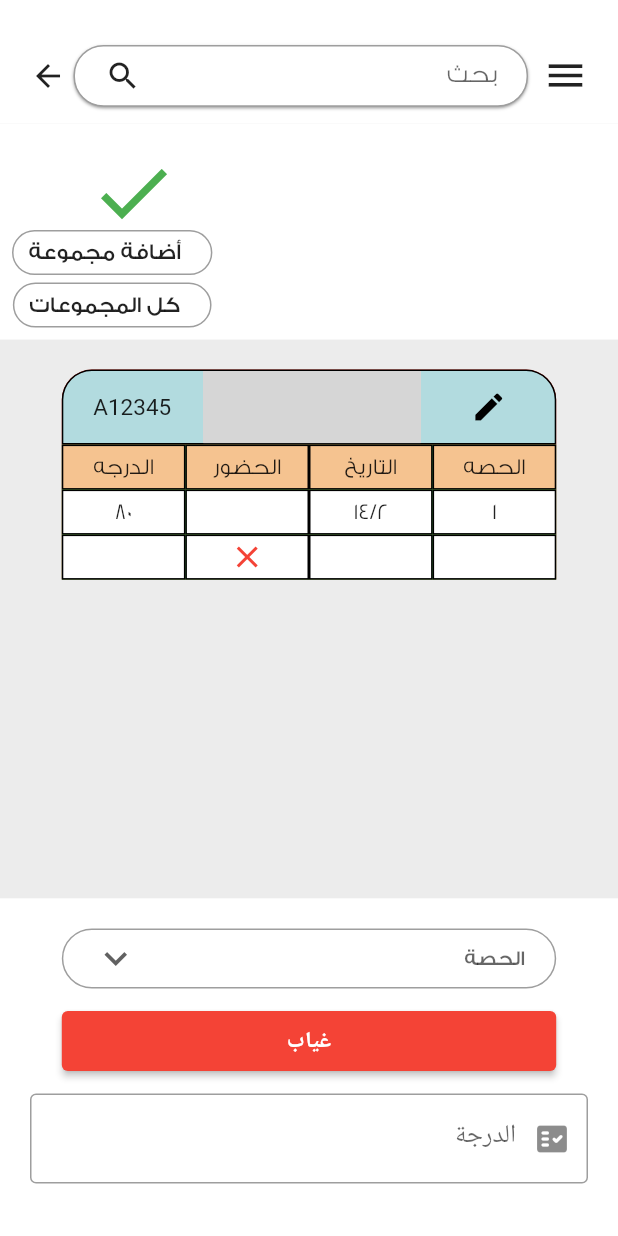
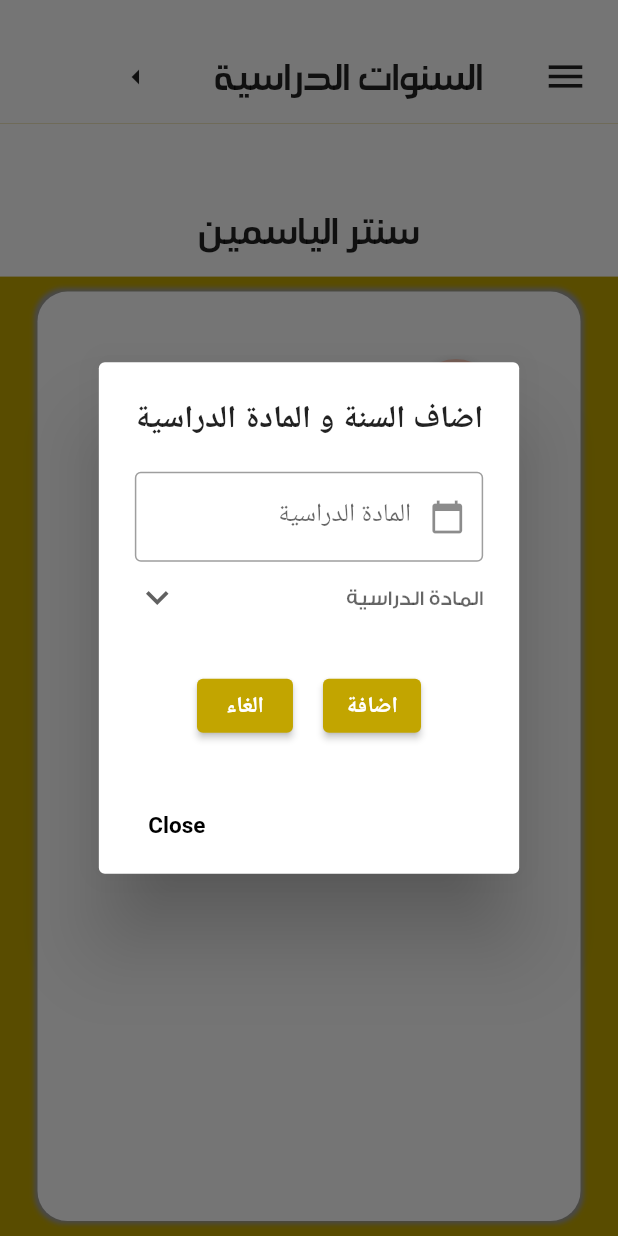
Before and after one commit to mohamedElasar/Attendance, a Flutter app: the screen it shows after launch, after a tap on the "add" icon, on a phone screen of 412 x 824 dp. Run offline on Flutter 3.47's test engine with Material 2 defaults, Android fonts, the phone set to English and light mode, and no system bars; our stand-ins replace data_table_2; missing offline and left inert: searchable_dropdown, smart_select; grey boxes are pictures that could not be loaded.

Commit message:
new_screens

```diff
--- a/lib/constants.dart
+++ b/lib/constants.dart
@@ -4,6 +4,7 @@ import 'package:flutter/material.dart';
 const kbackgroundColor1 = Color(0xffB2DBDF);
 const kbackgroundColor2 = Color(0xffECECEC);
 const kbackgroundColor3 = Color(0xfffff4db);
+const kbackgroundColor4 = Color(0xffc2a500);
 
 const kTextColor1 = Colors.white;
 const kTextColor2 = Colors.grey;
--- a/lib/main.dart
+++ b/lib/main.dart
@@ -1,4 +1,6 @@
+import 'package:attendance/screens/Add_academic_year/Academic_year.dart';
 import 'package:attendance/screens/Add_group/Add_group_Screen.dart';
+import 'package:attendance/screens/Add_subject/Academic_subject.dart';
 import 'package:attendance/screens/Filter_screen.dart/Fliter_Screen_6.dart';
 import 'package:attendance/screens/Single_Student.dart/Single_Student_Screen.dart';
 import 'package:attendance/screens/degrees/Degrees_Screen.dart';
@@ -31,7 +33,9 @@ class MyApp extends StatelessWidget {
         locale: Locale("ar", "AE"),
         debugShowCheckedModeBanner: false,
         title: 'حضور',
-        theme: ThemeData(),
-        home: Degrees_Screen());
+        theme: ThemeData(
+          floatingActionButtonTheme: FloatingActionButtonThemeData(backgroundColor: Colors.deepOrange[100]),
+        ),
+        home: Add_academic_subject());
   }
 }
--- /dev/null
+++ b/lib/screens/Add_academic_year/components/default_form_field.dart
@@ -0,0 +1,42 @@
+import 'package:flutter/material.dart';
+
+Widget defaultFormField({
+  @required TextEditingController? controller,
+  @required TextInputType? type,
+  @required String? text,
+  Function? onSubmit,
+  Function? onChange,
+  @required Function? validate,
+  Function? onTap,
+  @required IconData? prefix,
+  IconData? suffix,
+  bool isPassword = false,
+  bool isClickable = false,
+  Function? suffixpressed,
+  FocusNode? focus ,
+  bool interact =true
+}) =>
+    TextFormField(
+      controller: controller,
+      keyboardType: type,
+      obscureText: isPassword,
+      focusNode: focus,
+      enableInteractiveSelection: interact,
+      // onTap:tapped ,
+      // or obscureText: isPassword ? true: false ,
+      // means : isPassword have a value or not
+      decoration: InputDecoration(
+        labelText: text,
+        border: OutlineInputBorder(),
+        prefixIcon: Icon(prefix),
+        // suffixIcon: suffix != null
+            // ? IconButton(onPressed: suffixpressed, icon: Icon(suffix))
+            // : null,
+      ),
+      // onFieldSubmitted: onSubmit,
+      // onChanged: onChange,
+      // validator: validate,
+      // onTap: onTap,
+
+      readOnly: isClickable,
+    );
--- /dev/null
+++ b/lib/screens/Add_subject/Academic_subject.dart
@@ -0,0 +1,250 @@
+import 'dart:ui';
+
+import 'package:attendance/screens/Add_subject/components/subject_Top_Page.dart';
+import 'package:attendance/screens/Students/components/Students_Top_Page.dart';
+import 'package:attendance/screens/degrees/components/Degrees_top.dart';
+import 'package:flutter/material.dart';
+import 'package:smart_select/smart_select.dart';
+import '../../constants.dart';
+import 'package:attendance/screens/degrees/components/check_box.dart';
+import 'package:searchable_dropdown/searchable_dropdown.dart';
+
+import 'components/default_form_field.dart';
+
+class Add_academic_subject extends StatefulWidget {
+  Add_academic_subject({
+    Key? key,
+  }) : super(key: key);
+
+  @override
+  _Add_academic_subjectState createState() => _Add_academic_subjectState();
+}
+
+class _Add_academic_subjectState extends State<Add_academic_subject> {
+  List<String> litems = [];
+
+  Map<String, dynamic> _add_data = {
+    'year': null,
+  };
+
+  var yearController = TextEditingController();
+
+  String text_value = '';
+
+  @override
+  Widget build(BuildContext context) {
+    final size = MediaQuery.of(context).size;
+
+    return SafeArea(
+      child: Scaffold(
+        backgroundColor: kbackgroundColor4,
+        body: Column(
+          crossAxisAlignment: CrossAxisAlignment.start,
+          mainAxisAlignment: MainAxisAlignment.start,
+          children: [
+            Subject_Top_Page(size: size),
+            Container(
+              color: Colors.white,
+              child: Padding(
+                padding: const EdgeInsetsDirectional.only(top: 50),
+                child: Center(
+                  child: Column(
+                    mainAxisAlignment: MainAxisAlignment.center,
+                    children: [
+                      Text(
+                        "سنتر الياسمين",
+                        style: TextStyle(
+                            fontWeight: FontWeight.bold,
+                            fontSize: 35,
+                            fontFamily: 'AraHamah1964B-Bold'),
+                      ),
+                      SizedBox(
+                        height: 10,
+                      ),
+                    ],
+                  ),
+                ),
+              ),
+            ),
+            Expanded(
+              child: Padding(
+                padding: const EdgeInsets.symmetric(
+                  vertical: 10,
+                  horizontal: 25,
+                ),
+                child: Container(
+                  width: MediaQuery.of(context).size.width * .9,
+                  decoration: BoxDecoration(
+                    borderRadius: BorderRadius.circular(20),
+                    color: Colors.white,
+                    boxShadow: [
+                      BoxShadow(
+                        color: Colors.grey,
+                        spreadRadius: 2,
+                        blurRadius: 2,
+                      ),
+                    ],
+                  ),
+                  child: Padding(
+                    padding: const EdgeInsets.only(
+                        bottom: 45, top: 15, left: 10, right: 10),
+                    child: Column(
+                      children: [
+                        Container(
+                          child: Column(
+                            crossAxisAlignment: CrossAxisAlignment.end,
+                            children: [],
+                          ),
+                        ),
+                        Padding(
+                          padding: const EdgeInsets.all(30.0),
+                          child: Row(
+                            children: [
+                              SizedBox(width: 15),
+                              FloatingActionButton(
+                                onPressed: () {
+                                  showDialog(
+                                    context: context,
+                                    builder: (BuildContext context) =>
+                                        _buildPopupDialog(context),
+                                  );
+                                },
+                                child: Icon(Icons.add),
+                              ),
+                            ],
+                          ),
+                        ),
+                        SizedBox(
+                          height: 20,
+                        ),
+                        Expanded(
+                          child: Padding(
+                            padding: const EdgeInsets.only(right: 50),
+                            child: ListView.separated(
+                                separatorBuilder:
+                                    (BuildContext ctxt, int Index) => Divider(
+                                          color: Colors.grey,
+                                        ),
+                                itemCount: litems.length,
+                                itemBuilder: (BuildContext ctxt, int Index) {
+                                  return Dismissible(
+                                    key: Key('${litems}'),
+                                    onDismissed: (DismissDirection) {
+                                      setState(() {
+                                        litems.removeAt(Index);
+                                      });
+                                    },
+                                    child: new ListTile(
+                                      title: Text(litems[Index]),
+                                      subtitle: Text(_add_data['year']),
+                                      // style: TextStyle(
+                                      //     fontSize: 28,
+                                      //     fontWeight: FontWeight.bold,
+                                      //     fontFamily: 'AraHamah1964B-Bold'),
+                                    ),
+                                  );
+                                }),
+                          ),
+                        ),
+                      ],
+                    ),
+                  ),
+                ),
+              ),
+            ),
+          ],
+        ),
+      ),
+    );
+  }
+
+  Widget _buildPopupDialog(BuildContext context) {
+    return new AlertDialog(
+      title: const Text('اضاف السنة و المادة الدراسية'),
+      content: new Container(
+        height: 180,
+        width: 180,
+        decoration: BoxDecoration(
+          borderRadius: BorderRadius.all(Radius.zero),
+          color: Colors.white,
+        ),
+        child: Column(
+          children: [
+            defaultFormField(
+              text: 'المادة الدراسية',
+              controller: yearController,
+              prefix: Icons.calendar_today,
+              type: TextInputType.name,
+              validate: () {},
+            ),
+            Container(
+              child: DropdownButtonHideUnderline(
+                child: DropdownButton(
+                  style:
+                      TextStyle(fontFamily: 'GE-medium', color: Colors.black),
+                  value: _add_data['year'],
+                  hint: Text('المادة الدراسية'),
+                  isExpanded: true,
+                  iconSize: 30,
+                  onChanged: (newval) {
+                    setState(() {
+                      _add_data['year'] = newval.toString();
+                    });
+                  },
+                  icon: Icon(Icons.keyboard_arrow_down),
+                  items: ['الاول الثانوي ', 'الثاني الثانوي', 'الثالث الثانوي']
+                      .map((item) => DropdownMenuItem(
+                            child: Text(item),
+                            value: item,
+                          ))
+                      .toList(),
+                ),
+              ),
+            ),
+            Spacer(),
+            Row(
+              mainAxisAlignment: MainAxisAlignment.center,
+              children: [
+                ElevatedButton(
+                    style: ElevatedButton.styleFrom(primary: kbackgroundColor4),
+                    onPressed: () {
+                      // setState(() {
+                      setState(() {
+                        text_value = yearController.text;
+                      });
+                      litems.add(text_value);
+                      yearController.clear();
+
+                      // });
+                      Navigator.of(context).pop();
+                    },
+                    child: Text(
+                      'اضافة',
+                      style: TextStyle(fontWeight: FontWeight.bold),
+                    )),
+                SizedBox(
+                  width: 20,
+                ),
+                ElevatedButton(
+                    style: ElevatedButton.styleFrom(primary: kbackgroundColor4),
+                    onPressed: () {
+                      Navigator.of(context).pop();
+                    },
+                    child: Text('الغاء')),
+              ],
+            )
+          ],
+        ),
+      ),
+      actions: <Widget>[
+        new FlatButton(
+          onPressed: () {
+            Navigator.of(context).pop();
+          },
+          textColor: Colors.black,
+          child: const Text('Close'),
+        ),
+      ],
+    );
+  }
+}
--- /dev/null
+++ b/lib/screens/Add_subject/components/default_form_field.dart
@@ -0,0 +1,42 @@
+import 'package:flutter/material.dart';
+
+Widget defaultFormField({
+  @required TextEditingController? controller,
+  @required TextInputType? type,
+  @required String? text,
+  Function? onSubmit,
+  Function? onChange,
+  @required Function? validate,
+  Function? onTap,
+  @required IconData? prefix,
+  IconData? suffix,
+  bool isPassword = false,
+  bool isClickable = false,
+  Function? suffixpressed,
+  FocusNode? focus ,
+  bool interact =true
+}) =>
+    TextFormField(
+      controller: controller,
+      keyboardType: type,
+      obscureText: isPassword,
+      focusNode: focus,
+      enableInteractiveSelection: interact,
+      // onTap:tapped ,
+      // or obscureText: isPassword ? true: false ,
+      // means : isPassword have a value or not
+      decoration: InputDecoration(
+        labelText: text,
+        border: OutlineInputBorder(),
+        prefixIcon: Icon(prefix),
+        // suffixIcon: suffix != null
+            // ? IconButton(onPressed: suffixpressed, icon: Icon(suffix))
+            // : null,
+      ),
+      // onFieldSubmitted: onSubmit,
+      // onChanged: onChange,
+      // validator: validate,
+      // onTap: onTap,
+
+      readOnly: isClickable,
+    );
--- /dev/null
+++ b/lib/screens/Add_subject/components/subject_Top_Page.dart
@@ -0,0 +1,46 @@
+import 'package:flutter/material.dart';
+
+class Subject_Top_Page extends StatelessWidget {
+  const Subject_Top_Page({Key? key, required this.size}) : super(key: key);
+  final Size size;
+  @override
+  Widget build(BuildContext context) {
+    return Container(
+      color: Colors.white,
+      height: size.height * .1,
+      width: size.width,
+      padding: EdgeInsets.symmetric(horizontal: 20),
+      alignment: Alignment.center,
+      child: Column(
+        children: [
+          SizedBox(
+            height: 30,
+          ),
+          Row(
+            children: [
+              Icon(
+                Icons.menu,
+                size: 30,
+              ),
+              Center(
+                child: Padding(
+                  padding: const EdgeInsets.symmetric(horizontal: 40),
+                  child: Text(
+                    'السنوات الدراسية',
+                    style: TextStyle(
+                        fontSize: 35,
+                        fontWeight: FontWeight.bold,
+                        fontFamily: 'AraHamah1964B-Bold'),
+                  ),
+                ),
+              ),
+              Icon(
+                Icons.arrow_right_outlined,
+              ),
+            ],
+          ),
+        ],
+      ),
+    );
+  }
+}
```
Also changed, not shown: lib/screens/Add_academic_year/Academic_year.dart (added, +225 -0 lines), lib/screens/Add_academic_year/components/Academic_Top_Page.dart (added, +46 -0 lines).
